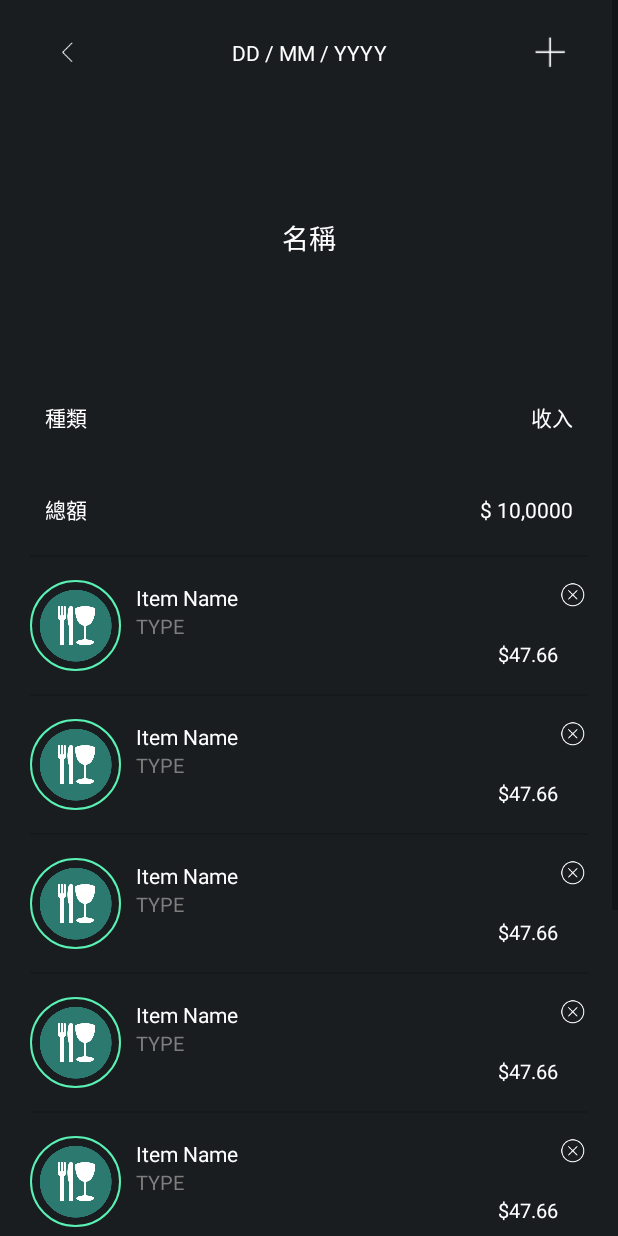
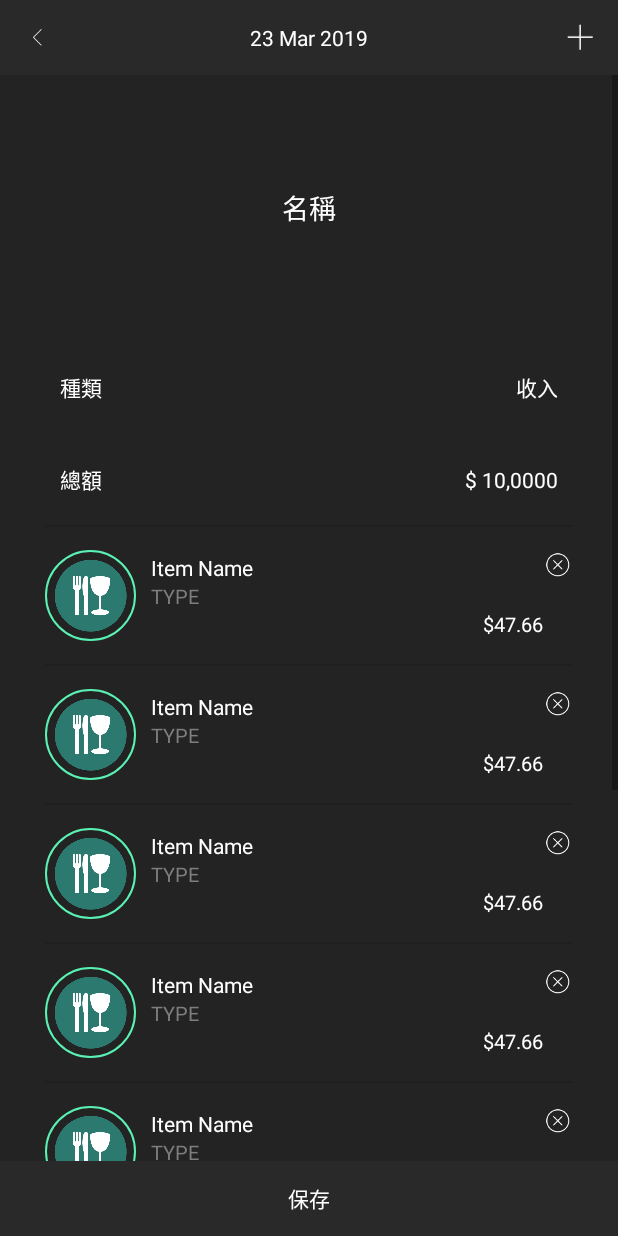
Before and after one commit to laibi0923/Receipt, an Android app: the NewRecod_Main screen opened directly, with no data from a screen before it, on a phone screen of 412 x 824 dp. Run offline under Robolectric (Android 15) with nearby library versions, the phone set to English and light mode, and no system bars.

Commit message:
28/3/2019

```diff
--- a/app/src/main/java/com/example/lpc/receipt/NewRecord/NewRecod_Main.java
+++ b/app/src/main/java/com/example/lpc/receipt/NewRecord/NewRecod_Main.java
@@ -12,6 +12,7 @@ import android.view.*;
 import android.widget.*;
 import com.example.lpc.receipt.*;
 import com.example.lpc.receipt.Public.Change_Amount;
+import com.example.lpc.receipt.Public.FullScreencall;
 
 import android.view.inputmethod.*;
 import android.content.*;
@@ -50,6 +51,12 @@ public class NewRecod_Main extends AppCompatActivity implements NewRecord_Keybor
 	private Record_BottomSheetDialog mRecord_BottomSheetDialog;
 
 	@Override
+	protected void onResume() {
+		super.onResume();
+		new FullScreencall().FullScreencall(this);
+	}
+
+	@Override
 	protected void onCreate(Bundle savedInstanceState) {
 		// TODO: Implement this method
 		super.onCreate(savedInstanceState);
@@ -61,6 +68,7 @@ public class NewRecod_Main extends AppCompatActivity implements NewRecord_Keybor
 		Find_View();
 
 	}
+
 
 	private void Find_View() {
 
--- /dev/null
+++ b/app/src/main/java/com/example/lpc/receipt/Public/FullScreencall.java
@@ -0,0 +1,29 @@
+package com.example.lpc.receipt.Public;
+
+import android.app.Activity;
+import android.content.Context;
+import android.os.Build;
+import android.view.View;
+
+public class FullScreencall {
+
+    public void FullScreencall(Activity activity) {
+
+        if(Build.VERSION.SDK_INT > 11 && Build.VERSION.SDK_INT < 19) {
+
+            // lower api
+            View v = activity.getWindow().getDecorView();
+            v.setSystemUiVisibility(View.GONE);
+
+        } else if(Build.VERSION.SDK_INT >= 19) {
+
+            //for new api versions.
+            View decorView = activity.getWindow().getDecorView();
+            int uiOptions = View.SYSTEM_UI_FLAG_HIDE_NAVIGATION | View.SYSTEM_UI_FLAG_IMMERSIVE_STICKY;
+            decorView.setSystemUiVisibility(uiOptions);
+
+        }
+    }
+
+
+}
--- a/app/src/main/res/drawable/c001_bottomsheet_background.xml
+++ b/app/src/main/res/drawable/c001_bottomsheet_background.xml
@@ -3,12 +3,12 @@
     android:shape="rectangle">
 
     <solid
-        android:color="@color/colorPrimary"/>
+        android:color="@color/main_bg_color"/>
 
     <corners
         android:radius="0dp"
-        android:topLeftRadius="3dp"
-        android:topRightRadius="3dp"
+        android:topLeftRadius="10dp"
+        android:topRightRadius="10dp"
         android:bottomRightRadius="0dp"
         android:bottomLeftRadius="0dp" />
 
--- a/app/src/main/res/layout/a000_welcome_page.xml
+++ b/app/src/main/res/layout/a000_welcome_page.xml
@@ -3,7 +3,7 @@
 	xmlns:android="http://schemas.android.com/apk/res/android"
 	android:layout_width="match_parent"
 	android:layout_height="match_parent"
-	android:background="@color/colorPrimary"
+	android:background="@color/main_bg_color"
 	android:gravity="center"
 	android:orientation="vertical">
 
--- a/app/src/main/res/layout/c001_new_record.xml
+++ b/app/src/main/res/layout/c001_new_record.xml
@@ -1,5 +1,5 @@
 <?xml version="1.0" encoding="utf-8"?>
-<android.support.design.widget.CoordinatorLayout
+<RelativeLayout
 	xmlns:android="http://schemas.android.com/apk/res/android"
 	xmlns:app="http://schemas.android.com/apk/res-auto"
 	xmlns:tools="http://schemas.android.com/tools"
@@ -8,8 +8,92 @@
 	android:orientation="vertical"
 	android:background="@color/colorPrimary">
 
-	<include layout="@layout/c001_newrecord_maincontent" />
 
-	<!--<include layout="@layout/c001_newrecord_bottomsheet" />-->
 
-</android.support.design.widget.CoordinatorLayout>
+
+
+
+	<LinearLayout
+		android:layout_width="match_parent"
+		android:layout_height="match_parent"
+		android:orientation="vertical">
+
+		<LinearLayout
+			android:layout_width="match_parent"
+			android:layout_height="50dp"
+			android:gravity="center"
+			android:orientation="horizontal"
+			android:paddingBottom="10dp"
+			android:background="@color/main_bg_color"
+			android:paddingTop="10dp">
+
+			<RelativeLayout
+				android:layout_width="50dp"
+				android:layout_height="50dp"
+				android:id="@+id/newrecord_close_btn">
+
+				<ImageView
+					android:layout_width="30dp"
+					android:layout_height="30dp"
+					android:layout_centerInParent="true"
+					android:tint="@color/text_color_1"
+					android:src="@mipmap/ic_back"/>
+
+			</RelativeLayout>
+
+			<LinearLayout
+				android:layout_width="wrap_content"
+				android:layout_height="wrap_content"
+				android:layout_weight="1"
+				android:gravity="center">
+
+				<TextView
+					android:layout_width="match_parent"
+					android:layout_height="wrap_content"
+					android:gravity="center"
+					android:text="23 Mar 2019"
+					android:textColor="@color/text_color_1"/>
+
+			</LinearLayout>
+
+			<RelativeLayout
+				android:layout_width="50dp"
+				android:layout_height="50dp"
+				android:id="@+id/newrecord_addrecord_btn">
+
+				<ImageView
+					android:layout_width="30dp"
+					android:layout_height="30dp"
+					android:layout_centerInParent="true"
+					android:tint="@color/text_color_1"
+					android:src="@mipmap/ic_add"/>
+
+			</RelativeLayout>
+
+		</LinearLayout>
+
+		<include layout="@layout/c001_newrecord_maincontent" />
+
+	</LinearLayout>
+
+
+
+	<LinearLayout
+		android:layout_width="match_parent"
+		android:layout_height="50dp"
+		android:background="@color/main_bg_color"
+		android:gravity="center"
+		android:layout_alignParentBottom="true"
+		android:orientation="vertical">
+
+		<TextView
+			android:layout_width="wrap_content"
+			android:layout_height="wrap_content"
+			android:textColor="@color/text_color_1"
+			android:gravity="center"
+			android:text="保存"/>
+
+	</LinearLayout>
+
+
+</RelativeLayout>
--- a/app/src/main/res/layout/c001_newrecord_fastpage.xml
+++ b/app/src/main/res/layout/c001_newrecord_fastpage.xml
@@ -4,8 +4,7 @@
 	android:layout_width="fill_parent"
 	android:layout_height="fill_parent"
 	android:orientation="vertical"
-	android:gravity="center"
-	android:background="@color/colorPrimary">
+	android:gravity="center">
 
 	<TextView
 		android:layout_width="wrap_content"
--- a/app/src/main/res/layout/c001_newrecord_keybord.xml
+++ b/app/src/main/res/layout/c001_newrecord_keybord.xml
@@ -3,8 +3,7 @@
 	xmlns:android="http://schemas.android.com/apk/res/android"
 	android:layout_width="fill_parent"
 	android:layout_height="fill_parent"
-	android:orientation="vertical"
-	android:background="@color/colorPrimary">
+	android:orientation="vertical">
 
 	<LinearLayout
 		android:layout_height="wrap_content"
--- a/app/src/main/res/layout/c001_newrecord_maincontent.xml
+++ b/app/src/main/res/layout/c001_newrecord_maincontent.xml
@@ -10,62 +10,10 @@
 		android:layout_width="match_parent"
 		android:layout_height="match_parent"
 		android:orientation="vertical"
-		android:paddingLeft="20dp"
-		android:paddingRight="20dp">
+		android:layout_marginLeft="30dp"
+		android:layout_marginRight="30dp">
 
-		<LinearLayout
-			android:layout_width="match_parent"
-			android:layout_height="wrap_content"
-			android:gravity="center"
-			android:orientation="horizontal"
-			android:paddingBottom="10dp"
-			android:paddingTop="10dp">
 
-			<RelativeLayout
-				android:layout_width="50dp"
-				android:layout_height="50dp"
-				android:id="@+id/newrecord_close_btn">
-
-				<ImageView
-					android:layout_width="35dp"
-					android:layout_height="35dp"
-					android:layout_centerInParent="true"
-					android:tint="@color/text_color_1"
-					android:src="@mipmap/ic_back"/>
-
-			</RelativeLayout>
-
-			<LinearLayout
-				android:layout_width="wrap_content"
-				android:layout_height="wrap_content"
-				android:layout_weight="1"
-				android:padding="10dp"
-				android:gravity="center">
-
-				<TextView
-					android:layout_width="match_parent"
-					android:layout_height="wrap_content"
-					android:gravity="center"
-					android:text="DD / MM / YYYY"
-					android:textColor="@color/text_color_1"/>
-
-			</LinearLayout>
-
-			<RelativeLayout
-				android:layout_width="50dp"
-				android:layout_height="50dp"
-				android:id="@+id/newrecord_addrecord_btn">
-
-				<ImageView
-					android:layout_width="35dp"
-					android:layout_height="35dp"
-					android:layout_centerInParent="true"
-					android:tint="@color/text_color_1"
-					android:src="@mipmap/ic_add"/>
-
-			</RelativeLayout>
-
-		</LinearLayout>
 
 		<LinearLayout
 			android:layout_width="match_parent"
@@ -580,28 +528,8 @@
 		<View
 			android:background="?android:attr/dividerVertical"
 			android:layout_height="1dp"
+			android:layout_marginBottom="400dp"
 			android:layout_width="match_parent"/>
-
-		<LinearLayout
-			android:layout_height="wrap_content"
-			android:layout_width="match_parent"
-			android:orientation="vertical"
-			android:padding="10dp"
-			android:gravity="center"
-			android:layout_marginTop="30dp"
-			android:layout_marginLeft="10dp"
-			android:layout_marginRight="10dp"
-			android:layout_marginBottom="120dp"
-			android:background="@drawable/a002_btn_normal_style">
-
-			<TextView
-				android:layout_height="wrap_content"
-				android:layout_width="wrap_content"
-				android:text="保存"
-				android:gravity="center"
-				android:textColor="#FFFFFF"/>
-
-		</LinearLayout>
 
 	</LinearLayout>
 
--- a/app/src/main/res/values/colors.xml
+++ b/app/src/main/res/values/colors.xml
@@ -1,6 +1,6 @@
 <?xml version="1.0" encoding="utf-8"?>
 <resources>
-    <color name="colorPrimary">#191D20</color>
+    <color name="colorPrimary">#232323</color>
     <color name="colorPrimaryDark">#191D20</color>
     <color name="colorAccent">#59F1B4</color>
 
@@ -9,4 +9,8 @@
 	<color name="text_color_red">#F23F3F</color>
 	<color name="text_color_green">#59F1B4</color>
 
+    <color name="main_bg_color">#292929</color>
+    <color name="content_bg_color">@color/colorPrimary</color>
+    <color name="line_bg_color">#2F2F2F</color>
+
 </resources>
--- a/app/src/main/res/values/styles.xml
+++ b/app/src/main/res/values/styles.xml
@@ -4,12 +4,12 @@
     <style name="AppTheme" parent="Theme.AppCompat.Light.NoActionBar">
         <!-- Customize your theme here. -->
         <item name="colorPrimary">@color/colorPrimary</item>
-        <item name="colorPrimaryDark">@color/colorPrimaryDark</item>
+        <item name="colorPrimaryDark">@color/main_bg_color</item>
         <item name="colorAccent">@color/colorAccent</item>
 
         <!--<item name="android:windowLightStatusBar">true</item>-->
 
-        <item name="android:navigationBarColor">@color/colorPrimary</item>
+        <item name="android:navigationBarColor">@color/main_bg_color</item>
 
     </style>
 
```
Also changed, not shown: app/src/main/java/com/example/lpc/receipt/MainActivity.java (+8 -0 lines), app/src/main/java/com/example/lpc/receipt/NewRecord/Record_BottomSheetDialog.java (+39 -21 lines), app/src/main/java/com/example/lpc/receipt/SplashScreen.java (+11 -0 lines), app/src/main/res/layout/a000_activity_main.xml (+22 -11 lines), app/src/main/res/layout/b001_review_main.xml (+5 -8 lines), app/src/main/res/layout/c001_newrecord_bottomsheet.xml (+13 -10 lines).
